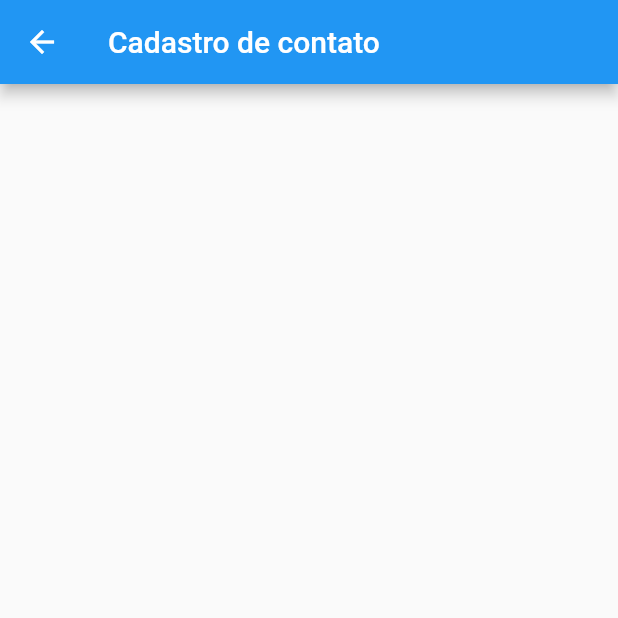
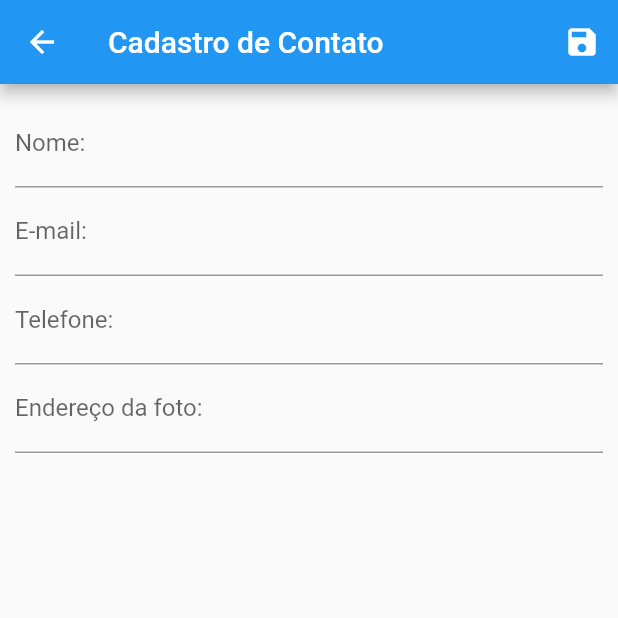
Before and after one commit to Pablo87996/Entidade_e_conexao, a Flutter app: the ContactForm screen opened by its route, on a phone screen of 412 x 824 dp, the top half of it. Run offline on Flutter 3.47's test engine with Material 2 defaults, Android fonts, the phone set to English and light mode, and no system bars; our stand-ins replace flutter_mobx, get_it, mask_text_input_formatter, mobx, sqflite; accounts and stored records are empty; generated files the repository leaves out were written again.

```diff
--- a/lib/app/domain/services/contact_service.dart
+++ b/lib/app/domain/services/contact_service.dart
@@ -37,7 +37,7 @@ class ContactService{
   validateEmail(String email){
     if(email == null){
       throw new DomainLayerException('O e-mail é obrigatório.');
-    }else if(email.contains('@')){
+    }else if(!email.contains('@')){
       throw new DomainLayerException('O e-mail deve possuir @.');
     }
   }
--- a/lib/app/view/contact_form.dart
+++ b/lib/app/view/contact_form.dart
@@ -1,11 +1,92 @@
 import 'package:flutter/material.dart';
+import 'package:mask_text_input_formatter/mask_text_input_formatter.dart';
+import 'package:primeiro_app/app/view/contact_form_back.dart';
 
 class ContactForm extends StatelessWidget {
+  final _form = GlobalKey<FormState>();
+
+  Widget fieldName(ContactFormBack back){
+    return TextFormField(
+      validator: back.validateName,
+      onSaved: (newValue) => back.contact.nome = newValue,
+      initialValue: back.contact.nome,
+      decoration: InputDecoration(
+        labelText: 'Nome:',
+      ),
+    );
+  }
+
+  Widget fieldEmail(ContactFormBack back){
+    return TextFormField(
+      validator: back.validateEmail,
+      onSaved: (newValue) => back.contact.email = newValue,
+      initialValue: back.contact.email,
+      decoration: InputDecoration(
+        labelText: 'E-mail:',
+        hintText: 'exemplo@gmail.com',
+      )
+    );
+  }
+
+  fieldPhone(ContactFormBack back){
+    var mask = MaskTextInputFormatter(mask: '(##) # ####-####');
+    return TextFormField(
+      validator: back.validatePhone,
+      onSaved: (newValue) => back.contact.telefone = newValue,
+      initialValue: back.contact.telefone,
+      inputFormatters: [mask],
+      keyboardType: TextInputType.number,
+      decoration: InputDecoration(
+        labelText: 'Telefone:',
+        hintText: '(99) 9 9999-9999',
+        ),
+    );
+  }
+
+  fieldUrlImage(ContactFormBack back){
+    return TextFormField(
+      onSaved: (newValue) => back.contact.urlAvatar = newValue,
+      initialValue: back.contact.urlAvatar,
+      decoration: InputDecoration(
+        labelText: 'Endereço da foto:',
+        hintText: 'https://www.endereço.com.br'
+      ),
+    );
+  }
+
   @override
-  Widget build (BuildContext context) {
+  Widget build(BuildContext context) {
+    var _back = ContactFormBack(context);
     return Scaffold(
-      appBar: AppBar(title: Text('Cadastro de contato'),),
-
+      appBar: AppBar(
+        title: Text('Cadastro de Contato'),
+        actions: [
+          IconButton(
+            icon: Icon(Icons.save),
+            onPressed: (){
+              _form.currentState.validate();
+              _form.currentState.save();
+              if(_back.isValid){
+                _back.save();
+                Navigator.of(context).pop();
+              }
+            }
+            ),
+        ],
+      ),
+      body: Padding(
+        padding: EdgeInsets.all(10),
+        child: Form(
+          key: _form,
+          child: Column(
+            children: [
+              fieldName(_back),
+              fieldEmail(_back),
+              fieldPhone(_back),
+              fieldUrlImage(_back),
+            ],
+          )),
+        ),
     );
   }
 }
--- a/pubspec.yaml
+++ b/pubspec.yaml
@@ -28,6 +28,7 @@ dependencies:
   path:
   mobx: 1.2.1+4
   flutter_mobx: 1.1.0+2
+  mask_text_input_formatter: ^1.2.1
 
   # The following adds the Cupertino Icons font to your application.
   # Use with the CupertinoIcons class for iOS style icons.
```
Also changed, not shown: lib/app/view/contact_form_back.dart (added, +66 -0 lines), lib/app/view/contact_list.dart (+3 -24 lines), lib/app/view/contact_form_back.g.dart (added), pubspec.lock.
